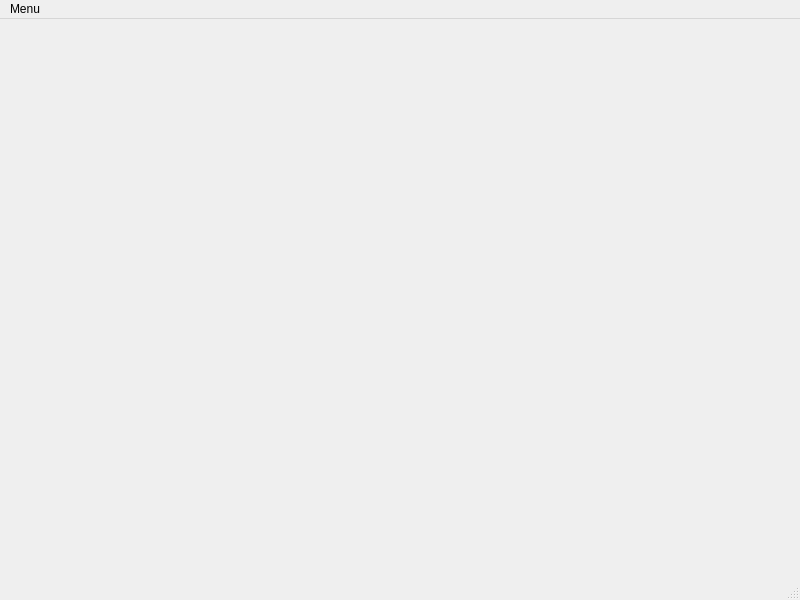
First picture: the form in mainwindow.ui, repository QtHit/test-ajc-2019, before the edit.
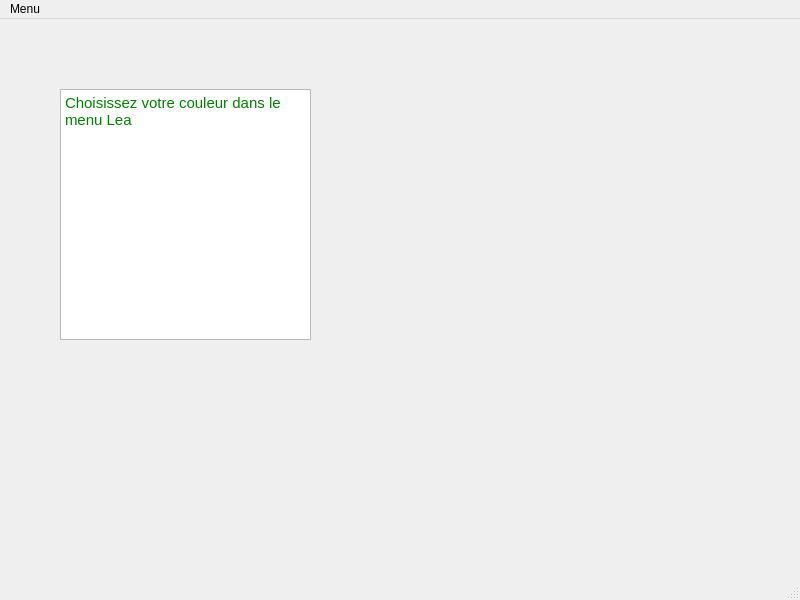
Second picture: the form after the edit.

Diff of the .ui file:
```diff
--- a/mainwindow.ui
+++ b/mainwindow.ui
@@ -13,7 +13,25 @@
   <property name="windowTitle">
    <string>MainWindow</string>
   </property>
-  <widget class="QWidget" name="centralwidget"/>
+  <widget class="QWidget" name="centralwidget">
+   <widget class="QTextEdit" name="TextEdit_Lea">
+    <property name="geometry">
+     <rect>
+      <x>60</x>
+      <y>70</y>
+      <width>251</width>
+      <height>251</height>
+     </rect>
+    </property>
+    <property name="html">
+     <string>&lt;!DOCTYPE HTML PUBLIC &quot;-//W3C//DTD HTML 4.0//EN&quot; &quot;http://www.w3.org/TR/REC-html40/strict.dtd&quot;&gt;
+&lt;html&gt;&lt;head&gt;&lt;meta name=&quot;qrichtext&quot; content=&quot;1&quot; /&gt;&lt;style type=&quot;text/css&quot;&gt;
+p, li { white-space: pre-wrap; }
+&lt;/style&gt;&lt;/head&gt;&lt;body style=&quot; font-family:'Ubuntu'; font-size:11pt; font-weight:400; font-style:normal;&quot;&gt;
+&lt;p style=&quot; margin-top:0px; margin-bottom:0px; margin-left:0px; margin-right:0px; -qt-block-indent:0; text-indent:0px;&quot;&gt;&lt;span style=&quot; color:#008000;&quot;&gt;Choisissez&lt;/span&gt;&lt;span style=&quot; color:#c0c0c0;&quot;&gt; &lt;/span&gt;&lt;span style=&quot; color:#008000;&quot;&gt;votre&lt;/span&gt;&lt;span style=&quot; color:#c0c0c0;&quot;&gt; &lt;/span&gt;&lt;span style=&quot; color:#008000;&quot;&gt;couleur&lt;/span&gt;&lt;span style=&quot; color:#c0c0c0;&quot;&gt; &lt;/span&gt;&lt;span style=&quot; color:#008000;&quot;&gt;dans&lt;/span&gt;&lt;span style=&quot; color:#c0c0c0;&quot;&gt; &lt;/span&gt;&lt;span style=&quot; color:#008000;&quot;&gt;le&lt;/span&gt;&lt;span style=&quot; color:#c0c0c0;&quot;&gt; &lt;/span&gt;&lt;span style=&quot; color:#008000;&quot;&gt;menu&lt;/span&gt;&lt;span style=&quot; color:#c0c0c0;&quot;&gt; &lt;/span&gt;&lt;span style=&quot; color:#008000;&quot;&gt;Lea&lt;/span&gt;&lt;/p&gt;&lt;/body&gt;&lt;/html&gt;</string>
+    </property>
+   </widget>
+  </widget>
   <widget class="QMenuBar" name="menubar">
    <property name="geometry">
     <rect>
```
